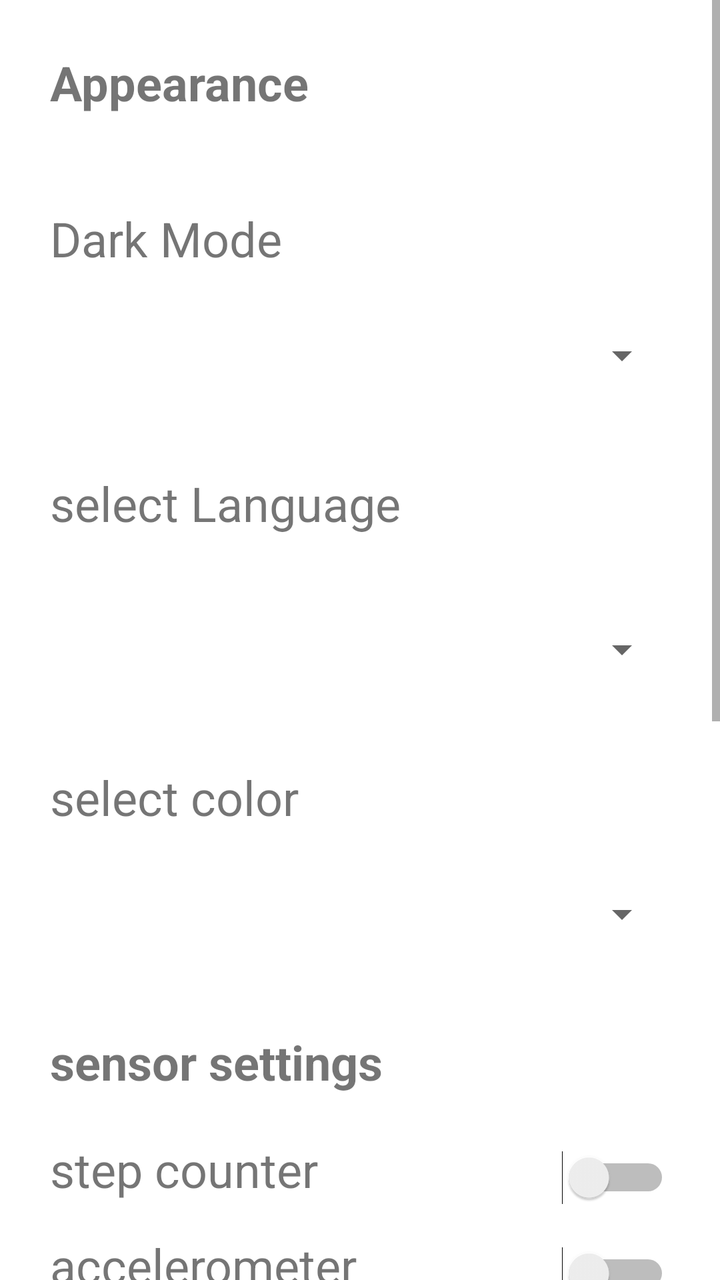
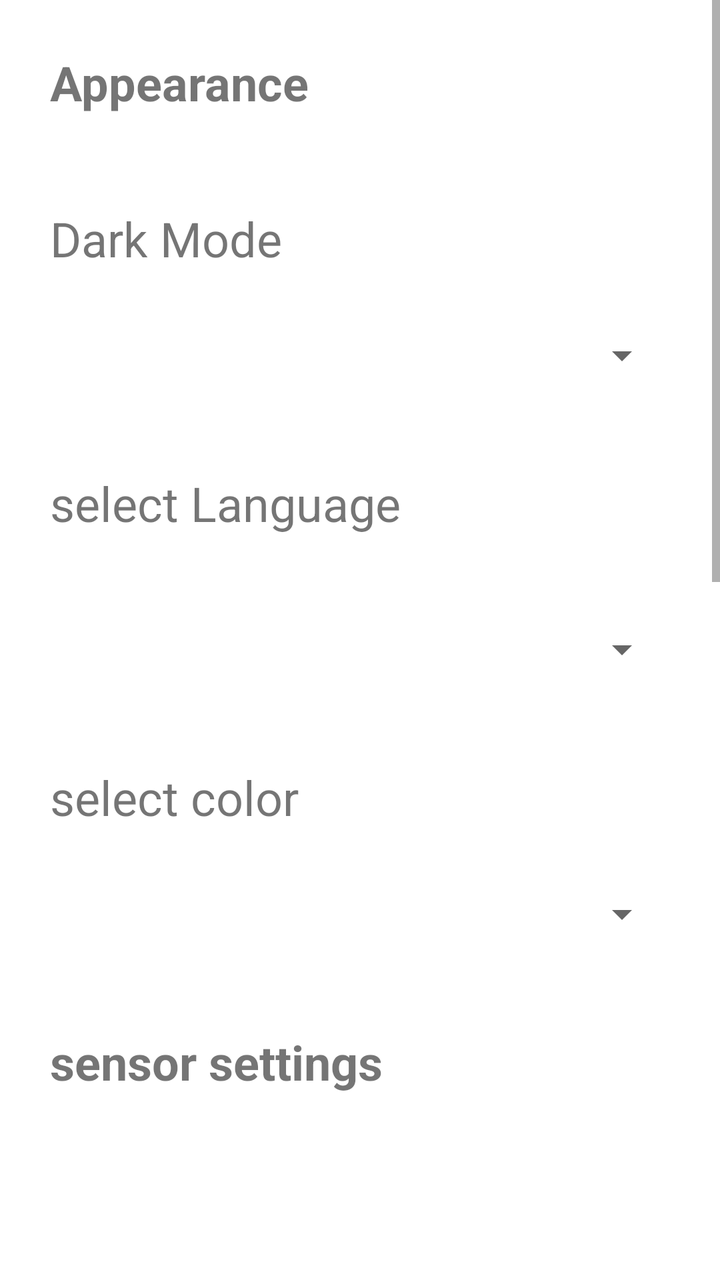

The first picture is an Android layout as it rendered before a commit; the second is the same layout after the commit. The layout source and the unified diff follow.
<!-- AndroidManifest.xml: application theme Theme.SELab23B02 -->
<!-- res/layout/fragment_settings_2.xml -->
<?xml version="1.0" encoding="utf-8"?>
<LinearLayout xmlns:android="http://schemas.android.com/apk/res/android"
    xmlns:app="http://schemas.android.com/apk/res-auto"
    xmlns:tools="http://schemas.android.com/tools"
    android:layout_width="match_parent"
    android:layout_height="match_parent">

    <ScrollView
        android:id="@+id/scrollview"
        android:layout_width="match_parent"
        android:layout_height="match_parent">

        <androidx.constraintlayout.widget.ConstraintLayout
            android:id="@+id/linearLayout"
            android:layout_width="match_parent"
            android:layout_height="wrap_content"
            android:orientation="vertical">

            <TextView
                android:id="@+id/tvSettingsApperance"
                android:layout_width="wrap_content"
                android:layout_height="53dp"
                android:layout_marginStart="25dp"
                android:layout_marginTop="25dp"
                android:layout_marginEnd="25dp"
                android:text="@string/settings_title"
                android:textAlignment="textStart"
                android:textSize="24sp"
                android:textStyle="bold"
                app:layout_constraintEnd_toEndOf="parent"
                app:layout_constraintHorizontal_bias="0.0"
                app:layout_constraintStart_toStartOf="parent"
                app:layout_constraintTop_toTopOf="parent" />

            <TextView
                android:id="@+id/tvDarkMode"
                android:layout_width="wrap_content"
                android:layout_height="wrap_content"
                android:layout_marginStart="25dp"
                android:layout_marginTop="25dp"
                android:layout_marginEnd="25dp"
                android:text="Dark Mode"
                android:textSize="24sp"
                app:layout_constraintEnd_toEndOf="parent"
                app:layout_constraintHorizontal_bias="0.0"
                app:layout_constraintStart_toStartOf="parent"
                app:layout_constraintTop_toBottomOf="@+id/tvSettingsApperance" />

            <Spinner
                android:id="@+id/spDarkMode"
                android:layout_width="0dp"
                android:layout_height="65dp"
                android:layout_marginStart="25dp"
                android:layout_marginTop="10dp"
                android:layout_marginEnd="25dp"
                app:layout_constraintEnd_toEndOf="parent"
                app:layout_constraintStart_toStartOf="parent"
                app:layout_constraintTop_toBottomOf="@+id/tvDarkMode" />

            <TextView
                android:id="@+id/tvSettingsLanguage"
                android:layout_width="wrap_content"
                android:layout_height="47dp"
                android:layout_marginStart="25dp"
                android:layout_marginTop="25dp"
                android:layout_marginEnd="25dp"
                android:text="@string/tv_settings_language_title"
                android:textSize="24sp"
                app:layout_constraintEnd_toEndOf="parent"
                app:layout_constraintHorizontal_bias="0.0"
                app:layout_constraintStart_toStartOf="parent"
                app:layout_constraintTop_toBottomOf="@+id/spDarkMode" />

            <Spinner
                android:id="@+id/spLanguageSelector"
                android:layout_width="0dp"
                android:layout_height="65dp"
                android:layout_marginStart="25dp"
                android:layout_marginTop="10dp"
                android:layout_marginEnd="25dp"
                app:layout_constraintEnd_toEndOf="parent"
                app:layout_constraintStart_toStartOf="parent"
                app:layout_constraintTop_toBottomOf="@+id/tvSettingsLanguage" />

            <TextView
                android:id="@+id/tv_select_color"
                android:layout_width="wrap_content"
                android:layout_height="wrap_content"
                android:layout_marginStart="25dp"
                android:layout_marginTop="25dp"
                android:layout_marginEnd="25dp"
                android:text="@string/tv_settings_select_color"
                android:textSize="24sp"
                app:layout_constraintEnd_toEndOf="parent"
                app:layout_constraintHorizontal_bias="0.0"
                app:layout_constraintStart_toStartOf="parent"
                app:layout_constraintTop_toBottomOf="@+id/spLanguageSelector" />

            <Spinner
                android:id="@+id/spinner_color"
                android:layout_width="0dp"
                android:layout_height="65dp"
                android:layout_marginStart="25dp"
                android:layout_marginTop="10dp"
                android:layout_marginEnd="25dp"
                app:layout_constraintEnd_toEndOf="parent"
                app:layout_constraintStart_toStartOf="parent"
                app:layout_constraintTop_toBottomOf="@+id/tv_select_color" />

            <TextView
                android:id="@+id/tvSettingsSensor"
                android:layout_width="wrap_content"
                android:layout_height="wrap_content"
                android:layout_marginStart="25dp"
                android:layout_marginTop="25dp"
                android:layout_marginEnd="25dp"
                android:text="@string/tv_settings_settings_sensor"
                android:textSize="24sp"
                android:textStyle="bold"
                app:layout_constraintEnd_toEndOf="parent"
                app:layout_constraintHorizontal_bias="0.0"
                app:layout_constraintStart_toStartOf="parent"
                app:layout_constraintTop_toBottomOf="@+id/spinner_color" />

            <LinearLayout
                android:id="@+id/linearLayout2"
                android:layout_width="match_parent"
                android:layout_height="match_parent"
                android:layout_marginStart="25dp"
                android:layout_marginTop="25dp"
                android:layout_marginEnd="25dp"
                android:layout_marginBottom="60dp"
                android:orientation="vertical"
                app:layout_constraintBottom_toTopOf="@+id/tvSettingsNotification"
                app:layout_constraintEnd_toEndOf="parent"
                app:layout_constraintStart_toStartOf="parent"
                app:layout_constraintTop_toBottomOf="@+id/spinner_color">

                <LinearLayout
                    android:layout_width="match_parent"
                    android:layout_height="match_parent"
                    android:layout_marginStart="0dp"
                    android:layout_marginTop="25dp"
                    android:orientation="horizontal">

                    <TextView
                        android:id="@+id/tvSettingsStepCounter"
                        android:layout_width="wrap_content"
                        android:layout_height="wrap_content"
                        android:layout_marginStart="0dp"
                        android:layout_marginTop="25dp"
                        android:text="@string/tv_settings_step_counter"
                        android:textSize="24sp" />

                    <Switch
                        android:id="@+id/swStepCounter"
                        android:layout_width="match_parent"
                        android:layout_height="48dp"
                        android:layout_marginStart="10dp"
                        android:layout_marginTop="25dp"
                        android:layout_marginEnd="0dp" />

                </LinearLayout>

                <LinearLayout
                    android:layout_width="match_parent"
                    android:layout_height="match_parent"
                    android:orientation="horizontal">

                    <TextView
                        android:id="@+id/tvSettingsAccel"
                        android:layout_width="wrap_content"
                        android:layout_height="wrap_content"
                        android:layout_weight="1"
                        android:text="@string/tv_settings_accel"
                        android:textSize="24sp" />

                    <Switch
                        android:id="@+id/swAccelSensor"
                        android:layout_width="wrap_content"
                        android:layout_height="48dp"
                        android:layout_weight="1" />

                </LinearLayout>

                <LinearLayout
                    android:layout_width="match_parent"
                    android:layout_height="match_parent"
                    android:orientation="horizontal">

                    <TextView
                        android:id="@+id/tvGeoTagging"
                        android:layout_width="wrap_content"
                        android:layout_height="wrap_content"
                        android:layout_weight="1"
                        android:text="GPS"
                        android:textSize="24sp" />

                    <Switch
                        android:id="@+id/swGPS"
                        android:layout_width="wrap_content"
                        android:layout_height="48dp"
                        android:layout_weight="1" />

                </LinearLayout>

            </LinearLayout>

            <TextView
                android:id="@+id/tvSettingsNotification"
                android:layout_width="wrap_content"
                android:layout_height="wrap_content"
                android:layout_marginStart="16dp"
                android:layout_marginTop="12dp"
                android:text="@string/tv_settings_notification_title"
                android:textSize="24sp"
                android:textStyle="bold"
                app:layout_constraintStart_toStartOf="parent"
                app:layout_constraintTop_toBottomOf="@+id/linearLayout2" />

            <LinearLayout
                android:id="@+id/linearLayout3"
                android:layout_width="match_parent"
                android:layout_height="match_parent"
                android:layout_marginStart="25dp"
                android:layout_marginTop="10dp"
                android:layout_marginEnd="25dp"
                android:orientation="vertical"
                app:layout_constraintEnd_toEndOf="parent"
                app:layout_constraintStart_toStartOf="parent"
                app:layout_constraintTop_toBottomOf="@+id/tvSettingsNotification">

                <LinearLayout
                    android:layout_width="match_parent"
                    android:layout_height="match_parent"
                    android:orientation="horizontal">

                    <TextView
                        android:id="@+id/tvMorningNotification"
                        android:layout_width="80dp"
                        android:layout_height="match_parent"
                        android:layout_weight="1"
                        android:text="@string/tv_settings_morning_notification"
                        android:textAlignment="viewStart"
                        android:textSize="24sp" />

                    <Button
                        android:id="@+id/btChangeNotificationMorning"
                        android:layout_width="25dp"
                        android:layout_height="match_parent"
                        android:layout_weight="1" />

                </LinearLayout>

                <LinearLayout
                    android:layout_width="match_parent"
                    android:layout_height="match_parent"
                    android:orientation="horizontal">

                    <TextView
                        android:id="@+id/tvSettingsNoon"
                        android:layout_width="80dp"
                        android:layout_height="match_parent"
                        android:layout_weight="1"
                        android:text="@string/tv_settings_noon_notification"
                        android:textSize="24sp" />

                    <Button
                        android:id="@+id/btChangeNotificationNoon"
                        android:layout_width="25dp"
                        android:layout_height="match_parent"
                        android:layout_weight="1" />
                </LinearLayout>

                <LinearLayout
                    android:layout_width="match_parent"
                    android:layout_height="match_parent"
                    android:orientation="horizontal">

                    <TextView
                        android:id="@+id/tvSettingsEvening"
                        android:layout_width="80dp"
                        android:layout_height="match_parent"
                        android:layout_weight="1"
                        android:text="@string/tv_settings_evening_notification"
                        android:textSize="24sp" />

                    <Button
                        android:id="@+id/btChangeNotificationEvening"
                        android:layout_width="25dp"
                        android:layout_height="match_parent"
                        android:layout_weight="1" />
                </LinearLayout>

            </LinearLayout>

            <Button
                android:id="@+id/btDeleteData"
                android:layout_width="wrap_content"
                android:layout_height="wrap_content"
                android:layout_marginStart="25dp"
                android:layout_marginTop="25dp"
                android:layout_marginEnd="25dp"
                android:layout_marginBottom="60dp"
                android:backgroundTint="#FF0000"
                android:text="@string/bt_settings_delete_data"
                android:textSize="20sp"
                app:layout_constraintBottom_toBottomOf="parent"
                app:layout_constraintEnd_toEndOf="parent"
                app:layout_constraintHorizontal_bias="1.0"
                app:layout_constraintStart_toStartOf="parent"
                app:layout_constraintTop_toBottomOf="@+id/btSettingsLogout" />

            <Button
                android:id="@+id/btSettingsLogout"
                android:layout_width="wrap_content"
                android:layout_height="wrap_content"
                android:layout_marginStart="25dp"
                android:layout_marginTop="25dp"
                android:layout_marginEnd="25dp"
                android:text="@string/bt_settings_logout"
                app:layout_constraintEnd_toEndOf="parent"
                app:layout_constraintStart_toStartOf="parent"
                app:layout_constraintTop_toBottomOf="@+id/linearLayout3" />

        </androidx.constraintlayout.widget.ConstraintLayout>
    </ScrollView>
</LinearLayout>
<!-- resources referenced by this layout -->
<resources>
  <string name="bt_settings_delete_data">delete all personal data</string>
  <string name="bt_settings_logout">Logout</string>
  <string name="settings_title">Appearance</string>
  <string name="tv_settings_accel">accelerometer</string>
  <string name="tv_settings_evening_notification">evening</string>
  <string name="tv_settings_language_title">select Language</string>
  <string name="tv_settings_morning_notification">morning</string>
  <string name="tv_settings_noon_notification">noon</string>
  <string name="tv_settings_notification_title">notifications settings</string>
  <string name="tv_settings_select_color">select color</string>
  <string name="tv_settings_settings_sensor">sensor settings</string>
  <string name="tv_settings_step_counter">step counter</string>
  <style name="Theme.SELab23B02" parent="Theme.MaterialComponents.DayNight.DarkActionBar">
          
          <item name="colorPrimary">@color/accent_color</item>
          <item name="colorPrimaryVariant">@color/accent_color</item>
          <item name="colorOnPrimary">@color/white</item>
          
          <item name="colorSecondary">@color/teal_200</item>
          <item name="colorSecondaryVariant">@color/teal_700</item>
          <item name="colorOnSecondary">@color/black</item>
          
          <item name="android:statusBarColor">?attr/colorPrimaryVariant</item>
          
      </style>
  <color name="accent_color">#516395</color>
  <color name="white">#FFFFFFFF</color>
  <color name="teal_200">#FF03DAC5</color>
  <color name="teal_700">#FF018786</color>
  <color name="black">#FF000000</color>
</resources>

<!-- the commit's change to res/layout/fragment_settings_2.xml (unified diff, before → after) -->
@@ -3,7 +3,9 @@
     xmlns:app="http://schemas.android.com/apk/res-auto"
     xmlns:tools="http://schemas.android.com/tools"
     android:layout_width="match_parent"
-    android:layout_height="match_parent">
+    android:layout_height="match_parent"
+    android:paddingBottom="65dp"
+    android:id="@+id/settingsFragment">
 
     <ScrollView
         android:id="@+id/scrollview"
<!-- resource entries referenced after the edit -->
@@ -14,9 +14,9 @@
   <string name="tv_settings_step_counter">step counter</string>
   <style name="Theme.SELab23B02" parent="Theme.MaterialComponents.DayNight.DarkActionBar">
           
-          <item name="colorPrimary">@color/accent_color</item>
+          <item name="colorPrimary">@color/off_white</item>
           <item name="colorPrimaryVariant">@color/accent_color</item>
-          <item name="colorOnPrimary">@color/white</item>
+          <item name="colorOnPrimary">@color/black</item>
           
           <item name="colorSecondary">@color/teal_200</item>
           <item name="colorSecondaryVariant">@color/teal_700</item>
@@ -26,7 +26,6 @@
           
       </style>
   <color name="accent_color">#516395</color>
-  <color name="white">#FFFFFFFF</color>
   <color name="teal_200">#FF03DAC5</color>
   <color name="teal_700">#FF018786</color>
   <color name="black">#FF000000</color>
